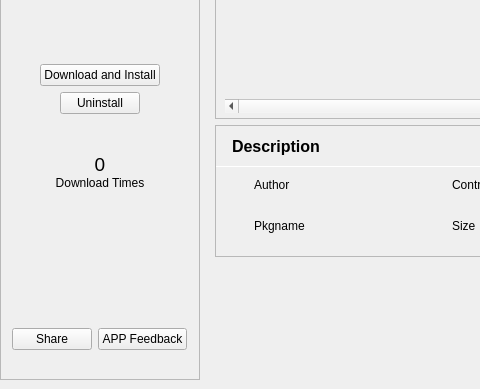
First picture: the form in src/pages/appintopage.ui, repository spark-store-project/spark-store, before the edit; both pictures show x 0 to 480 and y 212 to 601 of the 806 by 601 pixel window.
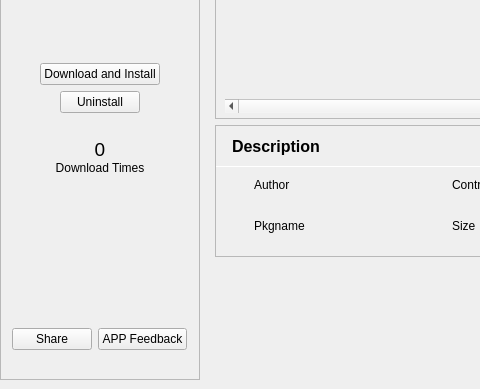
Second picture: the form after the edit. Icons and pictures are not drawn.

Commit message: 完成V4.8.0支持

The edit to the form file:
```diff
--- a/src/pages/appintopage.ui
+++ b/src/pages/appintopage.ui
@@ -385,8 +385,8 @@
              </property>
              <property name="sizeHint" stdset="0">
               <size>
-               <width>184</width>
-               <height>20</height>
+               <width>20</width>
+               <height>37</height>
               </size>
              </property>
             </spacer>
@@ -474,8 +474,8 @@
              </property>
              <property name="sizeHint" stdset="0">
               <size>
-               <width>184</width>
-               <height>20</height>
+               <width>20</width>
+               <height>37</height>
               </size>
              </property>
             </spacer>
```
Left out of the diff: 59 changed lines with no effect on the pictures. The commit also changes 1 other file.
